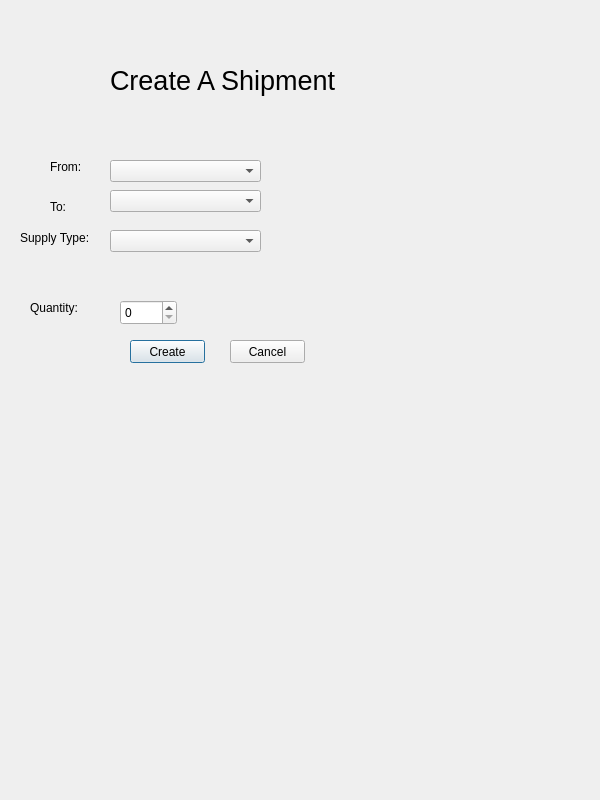
Old version of the form OmegaSquaddApplication/createshipmentswindow.ui in the repository paulina7m/COMP3004OmegaSquad.
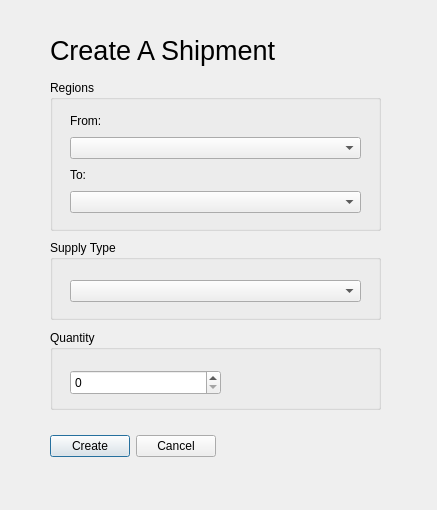
New version of the form.

```diff
--- a/OmegaSquaddApplication/createshipmentswindow.ui
+++ b/OmegaSquaddApplication/createshipmentswindow.ui
@@ -6,8 +6,8 @@
    <rect>
     <x>0</x>
     <y>0</y>
-    <width>600</width>
-    <height>800</height>
+    <width>437</width>
+    <height>510</height>
    </rect>
   </property>
   <property name="windowTitle">
@@ -16,8 +16,8 @@
   <widget class="QLabel" name="label">
    <property name="geometry">
     <rect>
-     <x>110</x>
-     <y>50</y>
+     <x>50</x>
+     <y>20</y>
      <width>271</width>
      <height>61</height>
     </rect>
@@ -31,126 +31,127 @@
     <string>Create A Shipment</string>
    </property>
   </widget>
-  <widget class="QLabel" name="label_2">
+  <widget class="QGroupBox" name="groupBox">
    <property name="geometry">
     <rect>
      <x>50</x>
-     <y>160</y>
-     <width>46</width>
-     <height>13</height>
+     <y>80</y>
+     <width>331</width>
+     <height>151</height>
     </rect>
    </property>
-   <property name="text">
-    <string>From:</string>
+   <property name="title">
+    <string>Regions</string>
    </property>
+   <widget class="QWidget" name="">
+    <property name="geometry">
+     <rect>
+      <x>20</x>
+      <y>30</y>
+      <width>291</width>
+      <height>103</height>
+     </rect>
+    </property>
+    <layout class="QVBoxLayout" name="verticalLayout">
+     <item>
+      <widget class="QLabel" name="label_2">
+       <property name="text">
+        <string>From:</string>
+       </property>
+      </widget>
+     </item>
+     <item>
+      <widget class="QComboBox" name="comboBox"/>
+     </item>
+     <item>
+      <widget class="QLabel" name="label_3">
+       <property name="text">
+        <string>To:</string>
+       </property>
+      </widget>
+     </item>
+     <item>
+      <widget class="QComboBox" name="comboBox_2"/>
+     </item>
+    </layout>
+   </widget>
   </widget>
-  <widget class="QLabel" name="label_3">
+  <widget class="QGroupBox" name="groupBox_2">
    <property name="geometry">
     <rect>
      <x>50</x>
-     <y>200</y>
-     <width>46</width>
-     <height>13</height>
+     <y>240</y>
+     <width>331</width>
+     <height>80</height>
     </rect>
    </property>
-   <property name="text">
-    <string>To:</string>
+   <property name="title">
+    <string>Supply Type</string>
    </property>
+   <widget class="QComboBox" name="comboBox_3">
+    <property name="geometry">
+     <rect>
+      <x>20</x>
+      <y>40</y>
+      <width>291</width>
+      <height>22</height>
+     </rect>
+    </property>
+   </widget>
+   <zorder>comboBox_3</zorder>
+   <zorder>groupBox</zorder>
   </widget>
-  <widget class="QLabel" name="label_4">
+  <widget class="QGroupBox" name="groupBox_3">
    <property name="geometry">
     <rect>
-     <x>20</x>
-     <y>230</y>
-     <width>81</width>
-     <height>16</height>
+     <x>50</x>
+     <y>330</y>
+     <width>331</width>
+     <height>80</height>
     </rect>
    </property>
-   <property name="text">
-    <string>Supply Type:</string>
+   <property name="title">
+    <string>Quantity</string>
    </property>
+   <widget class="QSpinBox" name="spinBox">
+    <property name="geometry">
+     <rect>
+      <x>20</x>
+      <y>40</y>
+      <width>151</width>
+      <height>25</height>
+     </rect>
+    </property>
+    <property name="maximum">
+     <number>99999</number>
+    </property>
+   </widget>
   </widget>
-  <widget class="QComboBox" name="comboBox">
+  <widget class="QWidget" name="">
    <property name="geometry">
     <rect>
-     <x>110</x>
-     <y>160</y>
-     <width>151</width>
-     <height>22</height>
+     <x>50</x>
+     <y>430</y>
+     <width>166</width>
+     <height>32</height>
     </rect>
    </property>
-  </widget>
-  <widget class="QComboBox" name="comboBox_2">
-   <property name="geometry">
-    <rect>
-     <x>110</x>
-     <y>190</y>
-     <width>151</width>
-     <height>22</height>
-    </rect>
-   </property>
-  </widget>
-  <widget class="QComboBox" name="comboBox_3">
-   <property name="geometry">
-    <rect>
-     <x>110</x>
-     <y>230</y>
-     <width>151</width>
-     <height>22</height>
-    </rect>
-   </property>
-  </widget>
-  <widget class="QLabel" name="label_5">
-   <property name="geometry">
-    <rect>
-     <x>30</x>
-     <y>300</y>
-     <width>61</width>
-     <height>16</height>
-    </rect>
-   </property>
-   <property name="text">
-    <string>Quantity:</string>
-   </property>
-  </widget>
-  <widget class="QPushButton" name="pushButton">
-   <property name="geometry">
-    <rect>
-     <x>130</x>
-     <y>340</y>
-     <width>75</width>
-     <height>23</height>
-    </rect>
-   </property>
-   <property name="text">
-    <string>Create</string>
-   </property>
-  </widget>
-  <widget class="QPushButton" name="pushButton_2">
-   <property name="geometry">
-    <rect>
-     <x>230</x>
-     <y>340</y>
-     <width>75</width>
-     <height>23</height>
-    </rect>
-   </property>
-   <property name="text">
-    <string>Cancel</string>
-   </property>
-  </widget>
-  <widget class="QSpinBox" name="spinBox">
-   <property name="geometry">
-    <rect>
-     <x>120</x>
-     <y>300</y>
-     <width>57</width>
-     <height>25</height>
-    </rect>
-   </property>
-   <property name="maximum">
-    <number>99999</number>
-   </property>
+   <layout class="QHBoxLayout" name="horizontalLayout">
+    <item>
+     <widget class="QPushButton" name="pushButton">
+      <property name="text">
+       <string>Create</string>
+      </property>
+     </widget>
+    </item>
+    <item>
+     <widget class="QPushButton" name="pushButton_2">
+      <property name="text">
+       <string>Cancel</string>
+      </property>
+     </widget>
+    </item>
+   </layout>
   </widget>
  </widget>
  <resources/>
```
